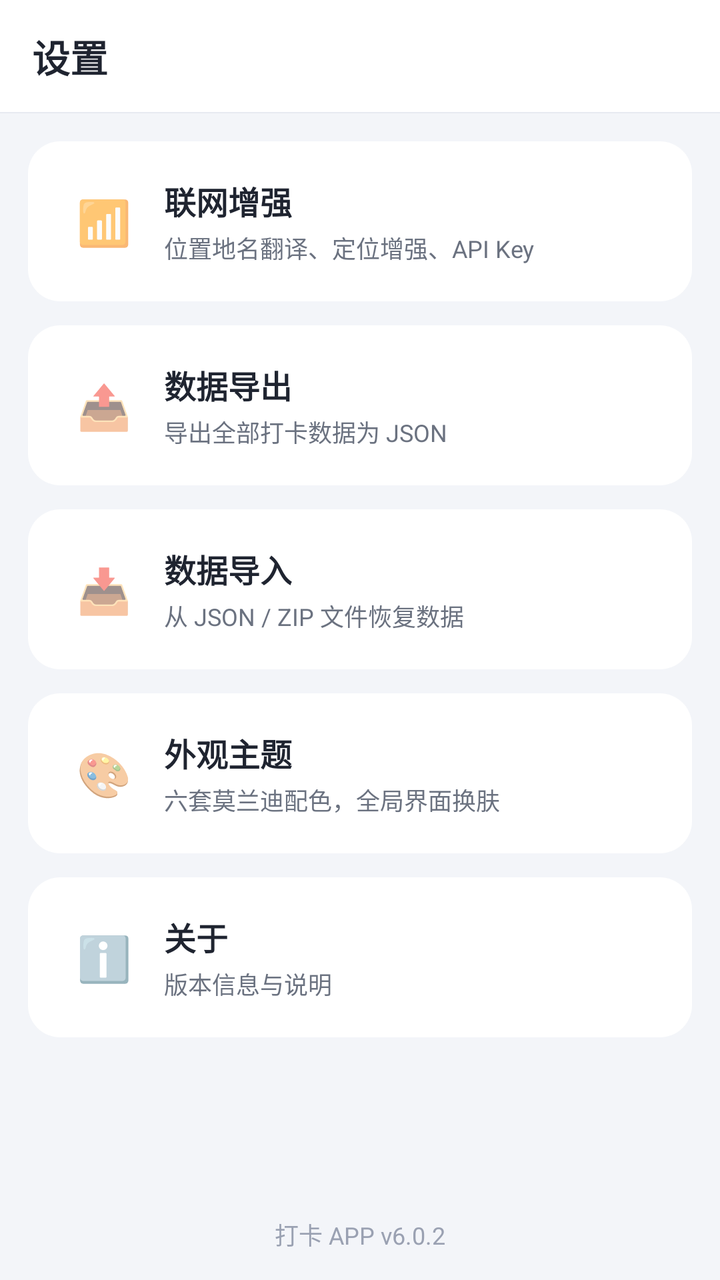
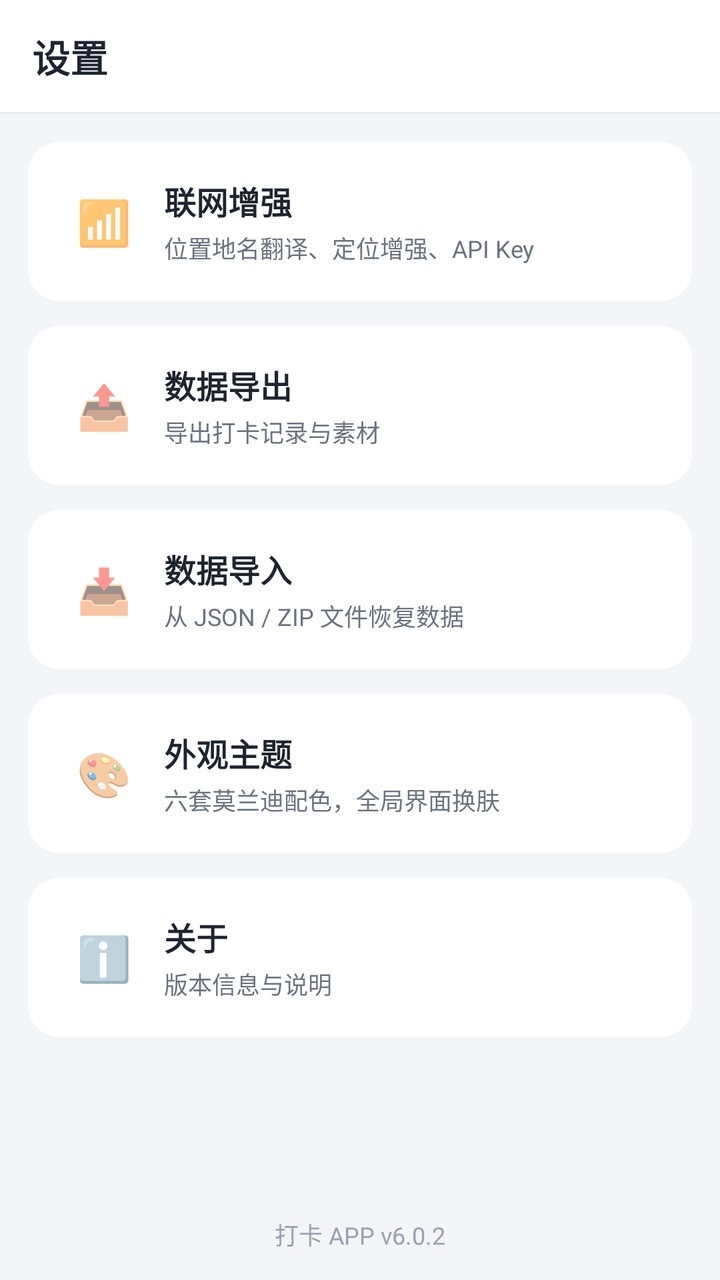

The first picture is an Android layout as it rendered before a commit; the second is the same layout after the commit. The layout source and the unified diff follow.
<!-- AndroidManifest.xml: application theme Theme.Checkin -->
<!-- res/layout/fragment_settings.xml -->
<?xml version="1.0" encoding="utf-8"?>
<LinearLayout xmlns:android="http://schemas.android.com/apk/res/android"
    android:layout_width="match_parent"
    android:layout_height="match_parent"
    android:background="@color/bg_page"
    android:orientation="vertical">

    <LinearLayout
        android:layout_width="match_parent"
        android:layout_height="56dp"
        android:background="@color/white"
        android:gravity="center_vertical"
        android:paddingHorizontal="16dp">
        <TextView
            android:layout_width="wrap_content"
            android:layout_height="wrap_content"
            android:text="设置"
            android:textColor="@color/text_primary"
            android:textSize="19sp"
            android:textStyle="bold" />
    </LinearLayout>
    <View android:layout_width="match_parent" android:layout_height="0.5dp" android:background="@color/divider" />

    <ScrollView
        android:layout_width="match_parent"
        android:layout_height="0dp"
        android:layout_weight="1"
        android:fillViewport="true"
        android:scrollbars="none">

    <LinearLayout
        android:layout_width="match_parent"
        android:layout_height="wrap_content"
        android:orientation="vertical"
        android:padding="14dp">

        
        <LinearLayout
            android:id="@+id/item_net"
            android:layout_width="match_parent"
            android:layout_height="wrap_content"
            android:background="@drawable/bg_card"
            android:clickable="true"
            android:focusable="true"
            android:gravity="center_vertical"
            android:orientation="horizontal"
            android:padding="18dp">
            <TextView android:layout_width="40dp" android:layout_height="40dp" android:gravity="center" android:text="📶" android:textSize="22sp" />
            <LinearLayout android:layout_width="0dp" android:layout_height="wrap_content" android:layout_marginStart="10dp" android:layout_weight="1" android:orientation="vertical">
                <TextView android:layout_width="wrap_content" android:layout_height="wrap_content" android:text="联网增强" android:textColor="@color/text_primary" android:textSize="16sp" android:textStyle="bold"/>
                <TextView android:layout_width="wrap_content" android:layout_height="wrap_content" android:layout_marginTop="3dp" android:text="位置地名翻译、定位增强、API Key" android:textColor="@color/text_secondary" android:textSize="12sp"/>
            </LinearLayout>
        </LinearLayout>

        <LinearLayout
            android:id="@+id/item_export"
            android:layout_width="match_parent"
            android:layout_height="wrap_content"
            android:layout_marginTop="12dp"
            android:background="@drawable/bg_card"
            android:clickable="true"
            android:focusable="true"
            android:gravity="center_vertical"
            android:orientation="horizontal"
            android:padding="18dp">
            <TextView android:layout_width="40dp" android:layout_height="40dp" android:gravity="center" android:text="📤" android:textSize="22sp" />
            <LinearLayout android:layout_width="0dp" android:layout_height="wrap_content" android:layout_marginStart="10dp" android:layout_weight="1" android:orientation="vertical">
                <TextView android:layout_width="wrap_content" android:layout_height="wrap_content" android:text="数据导出" android:textColor="@color/text_primary" android:textSize="16sp" android:textStyle="bold"/>
                <TextView android:layout_width="wrap_content" android:layout_height="wrap_content" android:layout_marginTop="3dp" android:text="导出全部打卡数据为 JSON" android:textColor="@color/text_secondary" android:textSize="12sp"/>
            </LinearLayout>
        </LinearLayout>

        <LinearLayout
            android:id="@+id/item_import"
            android:layout_width="match_parent"
            android:layout_height="wrap_content"
            android:layout_marginTop="12dp"
            android:background="@drawable/bg_card"
            android:clickable="true"
            android:focusable="true"
            android:gravity="center_vertical"
            android:orientation="horizontal"
            android:padding="18dp">
            <TextView android:layout_width="40dp" android:layout_height="40dp" android:gravity="center" android:text="📥" android:textSize="22sp" />
            <LinearLayout android:layout_width="0dp" android:layout_height="wrap_content" android:layout_marginStart="10dp" android:layout_weight="1" android:orientation="vertical">
                <TextView android:layout_width="wrap_content" android:layout_height="wrap_content" android:text="数据导入" android:textColor="@color/text_primary" android:textSize="16sp" android:textStyle="bold"/>
                <TextView android:layout_width="wrap_content" android:layout_height="wrap_content" android:layout_marginTop="3dp" android:text="从 JSON / ZIP 文件恢复数据" android:textColor="@color/text_secondary" android:textSize="12sp"/>
            </LinearLayout>
        </LinearLayout>

        <LinearLayout
            android:id="@+id/item_theme"
            android:layout_width="match_parent"
            android:layout_height="wrap_content"
            android:layout_marginTop="12dp"
            android:background="@drawable/bg_card"
            android:clickable="true"
            android:focusable="true"
            android:gravity="center_vertical"
            android:orientation="horizontal"
            android:padding="18dp">
            <TextView android:layout_width="40dp" android:layout_height="40dp" android:gravity="center" android:text="🎨" android:textSize="22sp" />
            <LinearLayout android:layout_width="0dp" android:layout_height="wrap_content" android:layout_marginStart="10dp" android:layout_weight="1" android:orientation="vertical">
                <TextView android:layout_width="wrap_content" android:layout_height="wrap_content" android:text="外观主题" android:textColor="@color/text_primary" android:textSize="16sp" android:textStyle="bold"/>
                <TextView android:layout_width="wrap_content" android:layout_height="wrap_content" android:layout_marginTop="3dp" android:text="六套莫兰迪配色，全局界面换肤" android:textColor="@color/text_secondary" android:textSize="12sp"/>
            </LinearLayout>
        </LinearLayout>

        <LinearLayout
            android:id="@+id/item_about"
            android:layout_width="match_parent"
            android:layout_height="wrap_content"
            android:layout_marginTop="12dp"
            android:background="@drawable/bg_card"
            android:clickable="true"
            android:focusable="true"
            android:gravity="center_vertical"
            android:orientation="horizontal"
            android:padding="18dp">
            <TextView android:layout_width="40dp" android:layout_height="40dp" android:gravity="center" android:text="ℹ️" android:textSize="22sp" />
            <LinearLayout android:layout_width="0dp" android:layout_height="wrap_content" android:layout_marginStart="10dp" android:layout_weight="1" android:orientation="vertical">
                <TextView android:layout_width="wrap_content" android:layout_height="wrap_content" android:text="关于" android:textColor="@color/text_primary" android:textSize="16sp" android:textStyle="bold"/>
                <TextView android:layout_width="wrap_content" android:layout_height="wrap_content" android:layout_marginTop="3dp" android:text="版本信息与说明" android:textColor="@color/text_secondary" android:textSize="12sp"/>
            </LinearLayout>
        </LinearLayout>

        <View android:layout_width="match_parent" android:layout_height="0dp" android:layout_weight="1" />

        <TextView
            android:layout_width="match_parent"
            android:layout_height="wrap_content"
            android:gravity="center"
            android:id="@+id/tv_version" android:text="打卡 APP v6.0.2"
            android:textColor="@color/text_hint"
            android:textSize="12sp" />
    </LinearLayout>
    </ScrollView>
</LinearLayout>
<!-- resources referenced by this layout -->
<resources>
  <color name="bg_page">#F3F5F9</color>
  <color name="divider">#E7EAF1</color>
  <color name="text_hint">#9AA1B2</color>
  <color name="text_primary">#1F2430</color>
  <color name="text_secondary">#6B7280</color>
  <color name="white">#FFFFFF</color>
  <!-- drawable bg_card (drawable) -->
  <?xml version="1.0" encoding="utf-8"?>
  <shape xmlns:android="http://schemas.android.com/apk/res/android" android:shape="rectangle">
      <solid android:color="@color/bg_card" />
      <corners android:radius="16dp" />
  </shape>
  <style name="Theme.Checkin" parent="Theme.MaterialComponents.Light.NoActionBar">
          <item name="colorPrimary">@color/brand</item>
          <item name="colorPrimaryDark">@color/brand_dark</item>
          <item name="colorAccent">@color/brand</item>
          <item name="android:windowBackground">@color/bg_page</item>
          <item name="android:statusBarColor">@color/white</item>
          <item name="android:windowLightStatusBar">true</item>
          <item name="android:textColorPrimary">@color/text_primary</item>
          <item name="android:textColorSecondary">@color/text_secondary</item>
          <item name="bottomNavigationStyle">@style/Widget.Checkin.BottomNav</item>
      </style>
  <color name="bg_card">#FFFFFF</color>
  <color name="brand">#39C5BB</color>
  <color name="brand_dark">#1F9C94</color>
  <style name="Widget.Checkin.BottomNav" parent="Widget.MaterialComponents.BottomNavigationView">
          <item name="itemTextColor">@color/nav_tint</item>
          <item name="itemIconTint">@color/nav_tint</item>
          <item name="backgroundTint">@color/white</item>
          <item name="elevation">10dp</item>
          <item name="labelVisibilityMode">labeled</item>
      </style>
</resources>

<!-- the commit's change to res/layout/fragment_settings.xml (unified diff, before → after) -->
@@ -66,7 +66,7 @@
             <TextView android:layout_width="40dp" android:layout_height="40dp" android:gravity="center" android:text="📤" android:textSize="22sp" />
             <LinearLayout android:layout_width="0dp" android:layout_height="wrap_content" android:layout_marginStart="10dp" android:layout_weight="1" android:orientation="vertical">
                 <TextView android:layout_width="wrap_content" android:layout_height="wrap_content" android:text="数据导出" android:textColor="@color/text_primary" android:textSize="16sp" android:textStyle="bold"/>
-                <TextView android:layout_width="wrap_content" android:layout_height="wrap_content" android:layout_marginTop="3dp" android:text="导出全部打卡数据为 JSON" android:textColor="@color/text_secondary" android:textSize="12sp"/>
+                <TextView android:layout_width="wrap_content" android:layout_height="wrap_content" android:layout_marginTop="3dp" android:text="导出打卡记录与素材" android:textColor="@color/text_secondary" android:textSize="12sp"/>
             </LinearLayout>
         </LinearLayout>
 
